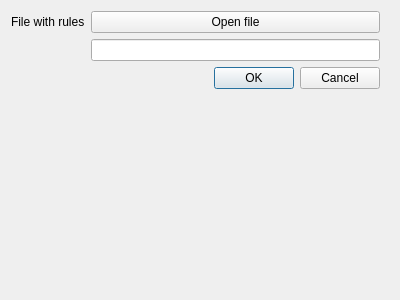
Before: the Qt Designer form dialognewgame.ui in snowwlex/snowwchess, drawn with Qt 5.
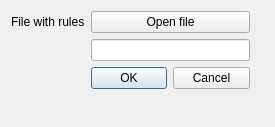
After: the same form once the commit is applied.

Diff of the .ui file:
```diff
--- a/dialognewgame.ui
+++ b/dialognewgame.ui
@@ -6,8 +6,8 @@
    <rect>
     <x>0</x>
     <y>0</y>
-    <width>400</width>
-    <height>300</height>
+    <width>275</width>
+    <height>127</height>
    </rect>
   </property>
   <property name="windowTitle">
@@ -18,8 +18,8 @@
     <rect>
      <x>0</x>
      <y>0</y>
-     <width>391</width>
-     <height>291</height>
+     <width>261</width>
+     <height>121</height>
     </rect>
    </property>
    <layout class="QFormLayout" name="formLayout">
```
Left out of the diff: 8 changed lines with no effect on the pictures.
